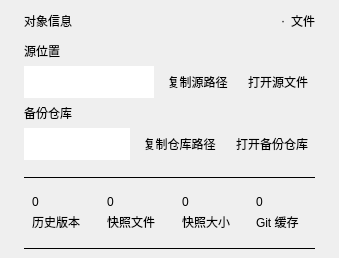
This is windows/mainwindow_child/homepage/pages/homepage_page_dashboard.ui in Zao-chen/ZcVersionBox as Qt 5 draws it before an edit. The edited form follows.
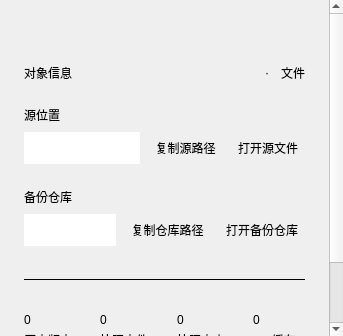
This is the edited form. Custom widgets are drawn as their Qt base class.

Patch:
```diff
--- a/windows/mainwindow_child/homepage/pages/homepage_page_dashboard.ui
+++ b/windows/mainwindow_child/homepage/pages/homepage_page_dashboard.ui
@@ -29,19 +29,21 @@
      <property name="horizontalScrollBarPolicy">
       <enum>Qt::ScrollBarAlwaysOff</enum>
      </property>
+      <property name="alignment"><set>Qt::AlignHCenter|Qt::AlignTop</set></property>
      <widget class="QWidget" name="scrollContents">
+      <property name="maximumSize"><size><width>808</width><height>16777215</height></size></property>
       <layout class="QHBoxLayout" name="readingLayout" stretch="1,0">
        <property name="leftMargin">
         <number>24</number>
        </property>
        <property name="topMargin">
-        <number>12</number>
+        <number>64</number>
        </property>
        <property name="rightMargin">
         <number>24</number>
        </property>
        <property name="bottomMargin">
-        <number>8</number>
+        <number>32</number>
        </property>
        <property name="spacing">
         <number>0</number>
@@ -74,7 +76,7 @@
            <number>0</number>
           </property>
           <property name="spacing">
-           <number>16</number>
+           <number>32</number>
           </property>
           <item>
            <layout class="QVBoxLayout" name="objectLayout">
@@ -91,7 +93,7 @@
              <number>0</number>
             </property>
             <property name="spacing">
-             <number>12</number>
+             <number>24</number>
             </property>
             <item>
              <layout class="QHBoxLayout" name="objectHeaderLayout">
@@ -108,7 +110,7 @@
              <number>0</number>
             </property>
             <property name="spacing">
-             <number>6</number>
+             <number>12</number>
             </property>
             <item>
              <widget class="oclero::qlementine::Label" name="objectLabel">
@@ -171,7 +173,7 @@
             <item>
              <layout class="QVBoxLayout" name="pathsLayout">
               <property name="spacing">
-               <number>16</number>
+               <number>24</number>
               </property>
             <item>
              <layout class="QVBoxLayout" name="sourceLayout">
@@ -188,7 +190,7 @@
                <number>0</number>
               </property>
               <property name="spacing">
-               <number>6</number>
+               <number>8</number>
               </property>
               <item>
                <widget class="QLabel" name="sourceLabel">
@@ -215,7 +217,7 @@
                  <number>0</number>
                 </property>
                 <property name="spacing">
-                 <number>6</number>
+                 <number>8</number>
                 </property>
                 <item>
                  <widget class="QLineEdit" name="sourcePathEdit">
@@ -297,7 +299,7 @@
                <number>0</number>
               </property>
               <property name="topMargin">
-               <number>0</number>
+               <number>16</number>
               </property>
               <property name="rightMargin">
                <number>0</number>
@@ -306,7 +308,7 @@
                <number>0</number>
               </property>
               <property name="spacing">
-               <number>6</number>
+               <number>8</number>
               </property>
               <item>
                <widget class="QLabel" name="repositoryLabel">
@@ -333,7 +335,7 @@
                  <number>0</number>
                 </property>
                 <property name="spacing">
-                 <number>6</number>
+                 <number>8</number>
                 </property>
                 <item>
                  <widget class="QLineEdit" name="repositoryPathEdit">
@@ -450,16 +452,16 @@
           <item>
            <layout class="QHBoxLayout" name="statsLayout" stretch="1,1,1,1">
             <property name="leftMargin">
-             <number>8</number>
+             <number>0</number>
             </property>
             <property name="topMargin">
-             <number>0</number>
+             <number>16</number>
             </property>
             <property name="rightMargin">
-             <number>8</number>
+             <number>0</number>
             </property>
             <property name="bottomMargin">
-             <number>0</number>
+             <number>16</number>
             </property>
             <property name="spacing">
              <number>24</number>
```
